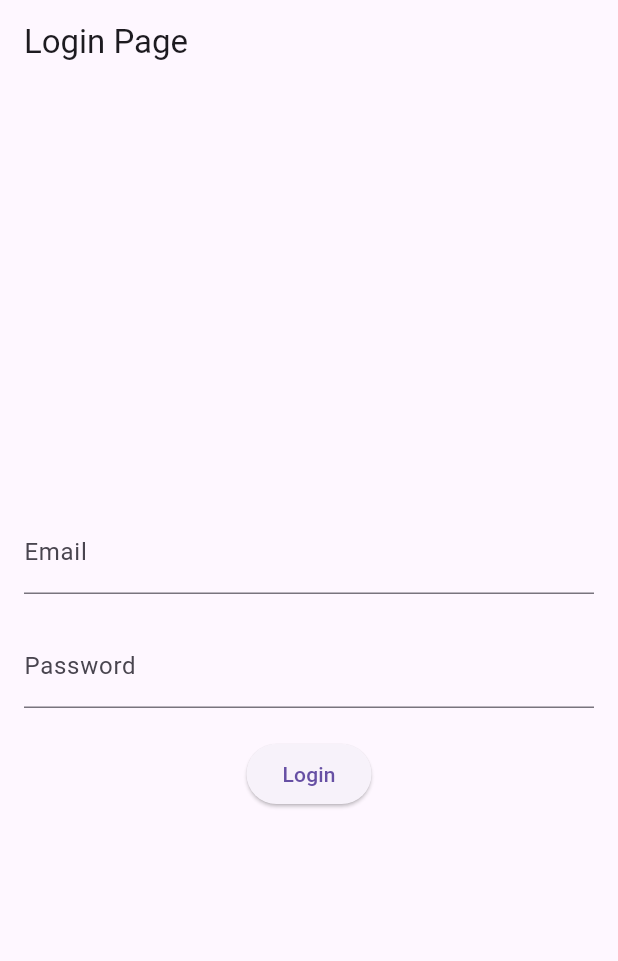
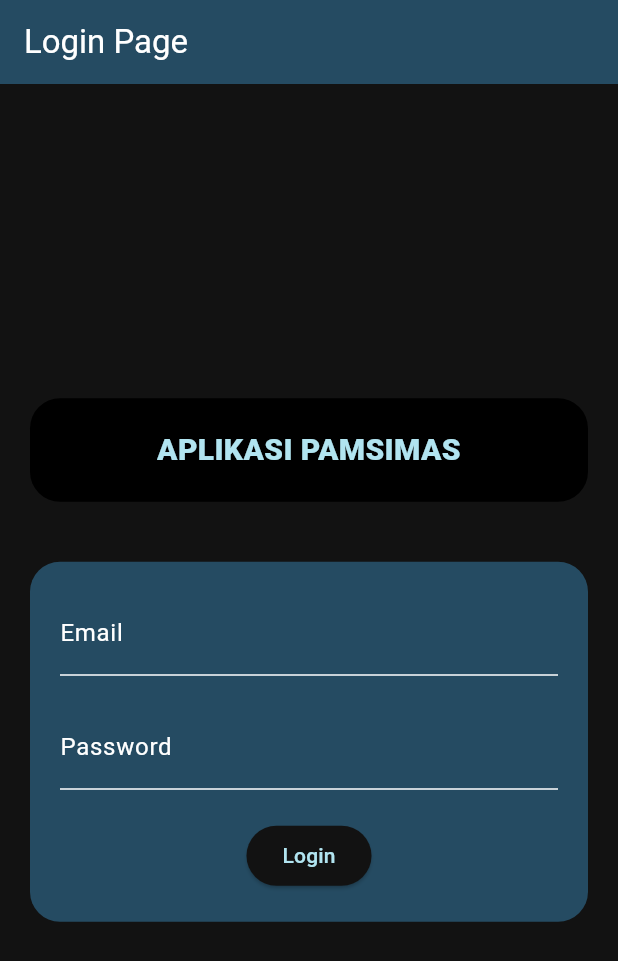
Before and after one commit to maftuh-sangiba/app-PAMSIMAS, a Flutter app: the screen it shows after launch, on a phone screen of 412 x 824 dp. Shown: the top 961 px of the screen. Run offline on Flutter 3.47's test engine with Material 3 defaults, Android fonts, the light colour scheme and no system bars; our stand-ins replace dio, flutter_easyloading, shared_preferences; missing offline and left inert: qr_code_scanner.

Commit message:
Clearing code

```diff
--- a/lib/main.dart
+++ b/lib/main.dart
@@ -18,7 +18,15 @@ class MainApp extends StatelessWidget {
     return MaterialApp(
       title: 'Your App Title',
       theme: ThemeData(
-        primarySwatch: Colors.blue,
+        colorScheme: const ColorScheme.dark(
+          primary: Color.fromRGBO(177, 228, 240, 1),
+          background: Color.fromRGBO(29, 62, 83, 1),
+          primaryContainer: Color.fromRGBO(37, 75, 98, 1),
+        ),
+        useMaterial3: true,
+        appBarTheme: const AppBarTheme(
+          backgroundColor: Color.fromRGBO(37, 75, 98, 1),
+        ),
       ),
       home: const AppStart(),
       routes: {
--- a/lib/screens/login.dart
+++ b/lib/screens/login.dart
@@ -21,8 +21,39 @@ class _LoginPageState extends State<LoginPage> {
       appBar: AppBar(
         title: const Text('Login Page'),
       ),
-      body: Padding(
-        padding: const EdgeInsets.all(16.0),
+      body: Column(
+        mainAxisAlignment: MainAxisAlignment.center,
+        children: [
+          Container(
+            padding: const EdgeInsets.all(20),
+            margin: const EdgeInsets.all(20),
+            decoration: BoxDecoration(
+              borderRadius: BorderRadius.circular(20),
+              color: Theme.of(context).colorScheme.onPrimary,
+            ),
+            child: Row(
+              children: [
+                Expanded(
+                  child: Text(
+                    'APLIKASI PAMSIMAS',
+                    textAlign: TextAlign.center,
+                    style: TextStyle(
+                      fontWeight: FontWeight.w800,
+                      fontSize: 20,
+                      color: Theme.of(context).colorScheme.primary,
+                    ),
+                  ),
+                ),
+              ],
+            ),
+          ),
+          Container(
+            padding: const EdgeInsets.all(20),
+            margin: const EdgeInsets.all(20),
+            decoration: BoxDecoration(
+              borderRadius: BorderRadius.circular(20),
+              color: Theme.of(context).colorScheme.primaryContainer,
+            ),
             child: Column(
               mainAxisAlignment: MainAxisAlignment.center,
               children: [
@@ -50,6 +81,8 @@ class _LoginPageState extends State<LoginPage> {
               ],
             ),
           ),
+        ],
+      ),
     );
   }
 
```
Also changed, not shown: lib/screens/components/error_page_widget.dart (added, +17 -0 lines), lib/screens/components/main_page_widget.dart (added, +71 -0 lines), lib/screens/components/proccess_page_widget.dart (added, +14 -0 lines), lib/screens/home.dart (+7 -117 lines). Lines whose indentation alone changed are shown as unchanged.
